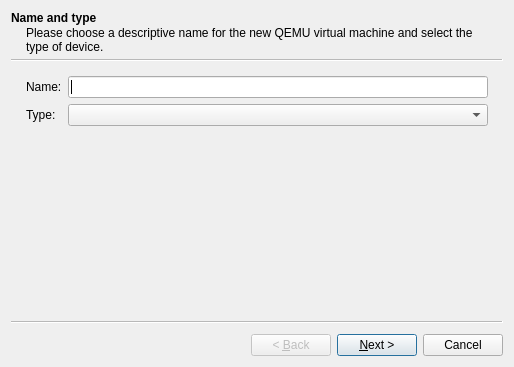
This is gns3/modules/qemu/ui/qemu_vm_wizard.ui in GNS3/gns3-gui as Qt 5 draws it before an edit. The edited form follows.
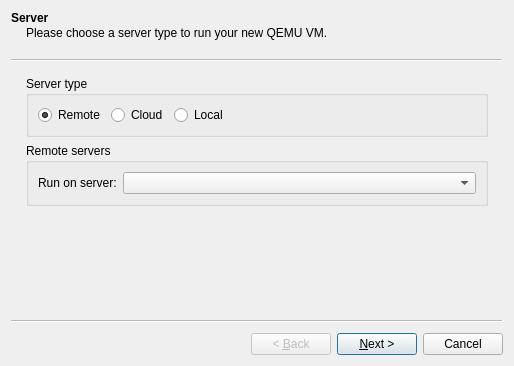
This is the edited form.

Commit message: Remote servers and load-balancing (still things to improve).

```diff
--- a/gns3/modules/qemu/ui/qemu_vm_wizard.ui
+++ b/gns3/modules/qemu/ui/qemu_vm_wizard.ui
@@ -10,12 +10,97 @@
     <x>0</x>
     <y>0</y>
     <width>514</width>
-    <height>367</height>
+    <height>366</height>
    </rect>
   </property>
   <property name="windowTitle">
    <string>New QEMU VM</string>
   </property>
+  <widget class="QWizardPage" name="uiServerWizardPage">
+   <property name="title">
+    <string>Server</string>
+   </property>
+   <property name="subTitle">
+    <string>Please choose a server type to run your new QEMU VM.</string>
+   </property>
+   <layout class="QGridLayout" name="gridLayout_4">
+    <item row="0" column="0">
+     <widget class="QGroupBox" name="uiServerTypeGroupBox">
+      <property name="title">
+       <string>Server type</string>
+      </property>
+      <layout class="QHBoxLayout" name="horizontalLayout">
+       <item>
+        <widget class="QRadioButton" name="uiRemoteRadioButton">
+         <property name="text">
+          <string>Remote</string>
+         </property>
+         <property name="checked">
+          <bool>true</bool>
+         </property>
+        </widget>
+       </item>
+       <item>
+        <widget class="QRadioButton" name="uiCloudRadioButton">
+         <property name="text">
+          <string>Cloud</string>
+         </property>
+        </widget>
+       </item>
+       <item>
+        <widget class="QRadioButton" name="uiLocalRadioButton">
+         <property name="text">
+          <string>Local</string>
+         </property>
+        </widget>
+       </item>
+       <item>
+        <spacer name="horizontalSpacer">
+         <property name="orientation">
+          <enum>Qt::Horizontal</enum>
+         </property>
+         <property name="sizeHint" stdset="0">
+          <size>
+           <width>40</width>
+           <height>20</height>
+          </size>
+         </property>
+        </spacer>
+       </item>
+      </layout>
+     </widget>
+    </item>
+    <item row="1" column="0">
+     <widget class="QGroupBox" name="uiRemoteServersGroupBox">
+      <property name="title">
+       <string>Remote servers</string>
+      </property>
+      <layout class="QGridLayout" name="gridLayout_8">
+       <item row="0" column="1">
+        <widget class="QComboBox" name="uiRemoteServersComboBox">
+         <property name="enabled">
+          <bool>true</bool>
+         </property>
+         <property name="sizePolicy">
+          <sizepolicy hsizetype="Expanding" vsizetype="Fixed">
+           <horstretch>0</horstretch>
+           <verstretch>0</verstretch>
+          </sizepolicy>
+         </property>
+        </widget>
+       </item>
+       <item row="0" column="0">
+        <widget class="QLabel" name="uiRemoteServersLabel">
+         <property name="text">
+          <string>Run on server:</string>
+         </property>
+        </widget>
+       </item>
+      </layout>
+     </widget>
+    </item>
+   </layout>
+  </widget>
   <widget class="QWizardPage" name="uiNameTypeWizardPage">
    <property name="title">
     <string>Name and type</string>
```
The commit also changes 36 other files.
